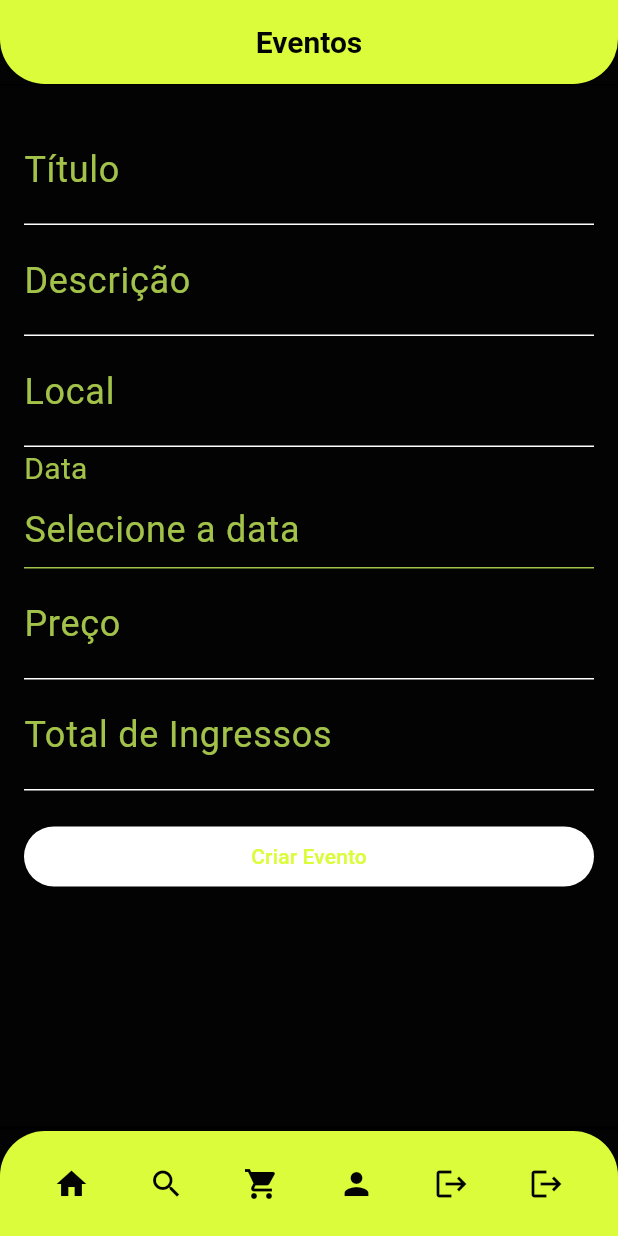
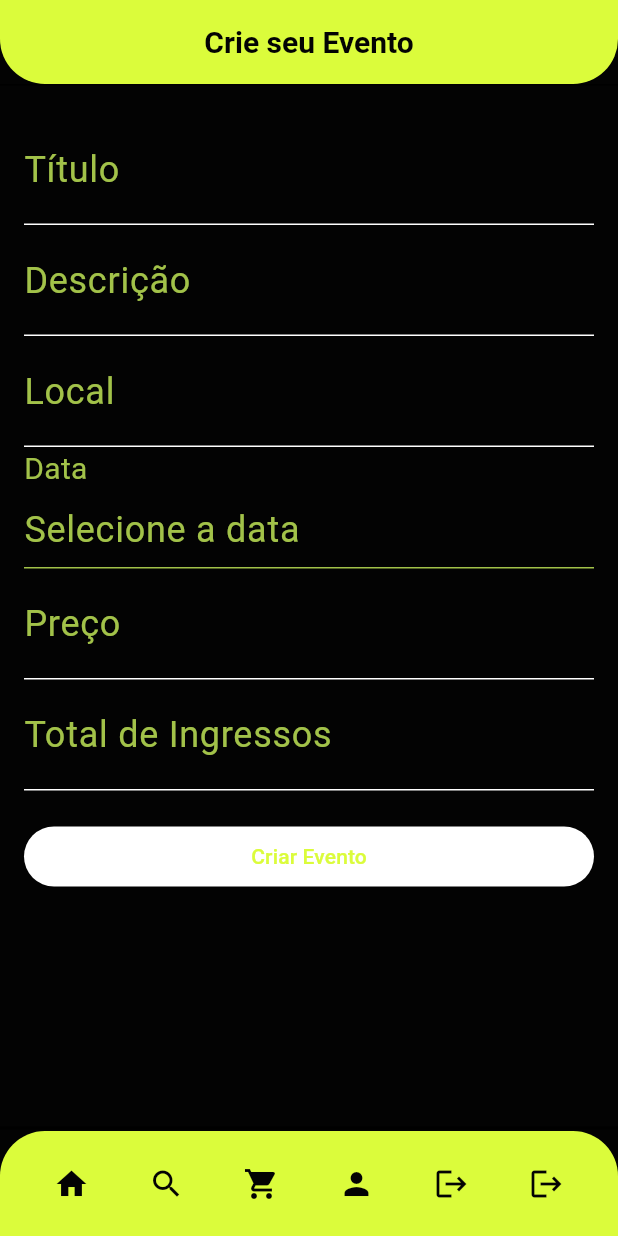
Before and after one commit to tiagojordao/Tickets4Devs, a Flutter app: the CreateEventPage screen opened by its route, on a phone screen of 412 x 824 dp. Run offline on Flutter 3.47's test engine with Material 3 defaults, Android fonts, the phone set to English and light mode, and no system bars; our stand-ins replace go_router.

```diff
--- a/lib/screens/CreateEventPage.dart
+++ b/lib/screens/CreateEventPage.dart
@@ -82,7 +82,7 @@ class _CreateEventPageState extends State<CreateEventPage> {
               child: AppBar(
                 title: const Center(
                   child: Text(
-                    'Eventos',
+                    'Crie seu Evento',
                     style: TextStyle(
                       fontWeight: FontWeight.bold,
                       fontSize: 20,
@@ -162,7 +162,6 @@ class _CreateEventPageState extends State<CreateEventPage> {
               ),
 
               // Campo para selecionar a data do evento
-              // Campo para selecionar a data do evento
               GestureDetector(
                 onTap: () => _pickDate(context),
                 child: AbsorbPointer(
@@ -204,14 +203,6 @@ class _CreateEventPageState extends State<CreateEventPage> {
                           return null;
                         },
                       ),
-                      // Exibindo a data selecionada na cor desejada
-                      if (_selectedDate != null)
-                        Text(
-                          _selectedDate!,
-                          style: const TextStyle(
-                              color: Color.fromRGBO(
-                                  162, 194, 73, 1)), // Cor da data selecionada
-                        ),
                     ],
                   ),
                 ),
```
